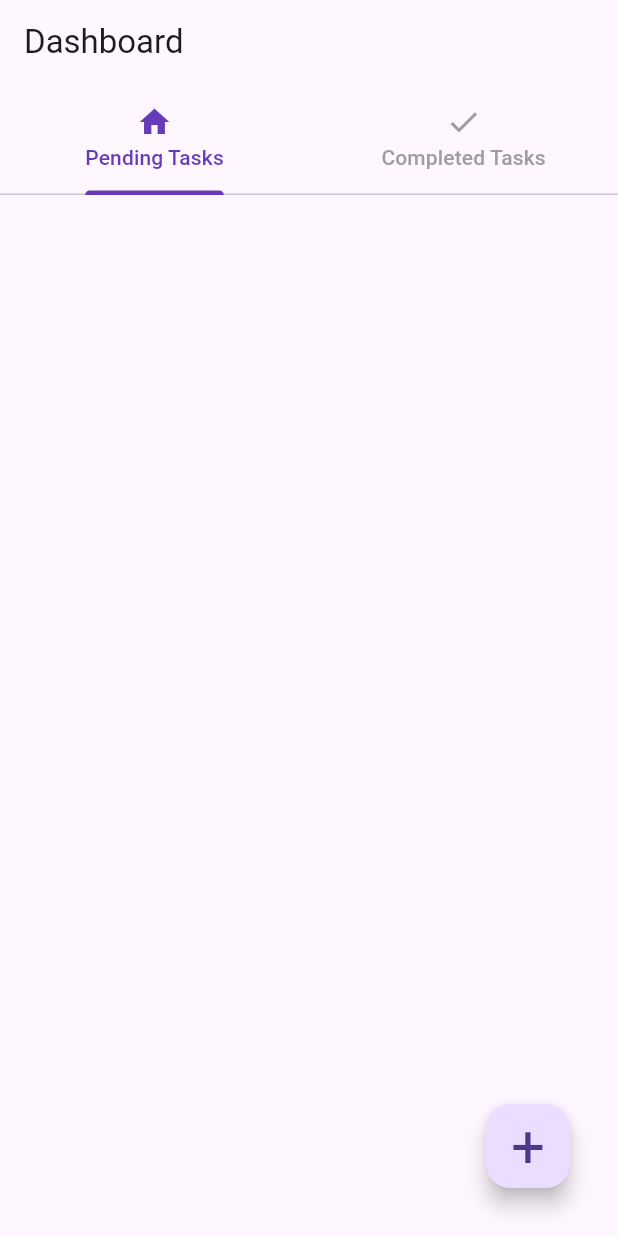
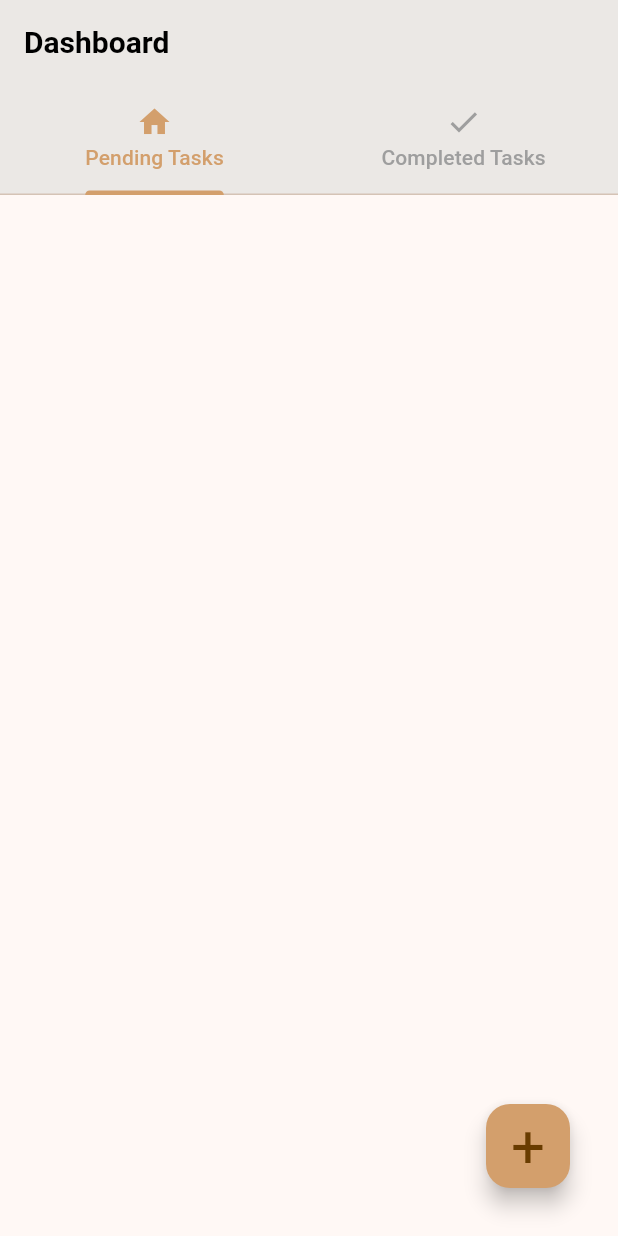
Before and after one commit to ashir174/ToDo, a Flutter app: the screen it shows after launch, on a phone screen of 412 x 824 dp. Run offline on Flutter 3.47's test engine with Material 3 defaults, Android fonts, the phone set to English and light mode, and no system bars.

Commit message:
Updated Golden Theme

```diff
--- a/lib/MyHomePage.dart
+++ b/lib/MyHomePage.dart
@@ -37,9 +37,9 @@ class _MyHomePageState extends State<MyHomePage> {
         appBar: AppBar(
           title: Text(widget.title),
           bottom: const TabBar(
-            labelColor: Colors.deepPurple,
+            labelColor: Color.fromARGB(255, 211, 159, 108),
             unselectedLabelColor: Colors.grey,
-            indicatorColor: Colors.deepPurple,
+            indicatorColor: Color.fromARGB(255, 211, 159, 108),
             tabs: [
               Tab(icon: Icon(Icons.home), text: "Pending Tasks"),
               Tab(icon: Icon(Icons.check), text: "Completed Tasks"),
--- a/lib/main.dart
+++ b/lib/main.dart
@@ -14,10 +14,48 @@ class MyApp extends StatelessWidget {
       title: 'Flutter Todo App',
       debugShowCheckedModeBanner: false,
       theme: ThemeData(
-        primarySwatch: Colors.deepPurple,
+        primaryColor: const Color.fromARGB(255, 211, 159, 108), // Primary color
+        colorScheme: ColorScheme.fromSeed(
+            seedColor:
+                const Color.fromARGB(255, 211, 159, 108)), // New colorScheme
+        floatingActionButtonTheme: const FloatingActionButtonThemeData(
+          backgroundColor: Color.fromARGB(255, 211, 159, 108), // FAB color
+        ),
+        appBarTheme: const AppBarTheme(
+          backgroundColor: Color.fromARGB(
+              255, 240, 240, 240), // Subtle grey color for the AppBar
+          elevation: 1, // Optional: adds a subtle shadow
+          titleTextStyle: TextStyle(
+            color: Colors.black, // Set AppBar title text color
+            fontSize: 20,
+            fontWeight: FontWeight.bold,
+          ),
+          iconTheme: IconThemeData(
+            color: Colors.black, // Set AppBar icon color (like the back button)
+          ),
+        ),
+        tabBarTheme: const TabBarTheme(
+          labelColor: Color.fromARGB(255, 211, 159, 108), // Active tab color
+          unselectedLabelColor:
+              Color.fromARGB(255, 207, 207, 207), // Unselected tab color
+          indicatorColor:
+              Color.fromARGB(255, 211, 159, 108), // Tab indicator color
+        ),
+        textTheme: const TextTheme(
+          headlineSmall: TextStyle(
+            color: Colors.black87, // AppBar title color
+            fontSize: 20,
+            fontWeight: FontWeight.bold,
+          ),
+          bodyLarge: TextStyle(
+            color: Colors.black, // Body text color
+          ),
+        ),
         visualDensity: VisualDensity.adaptivePlatformDensity,
       ),
-      home: const MyHomePage(title: "Dashboard"),
+      home: const MyHomePage(
+        title: "Dashboard",
+      ),
     );
   }
 }
```
